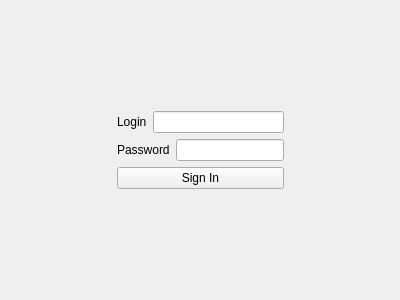
This is loginform.ui in Zasimovich5382/ETU-OOT-Sociometry as Qt 5 draws it before an edit. The edited form follows.
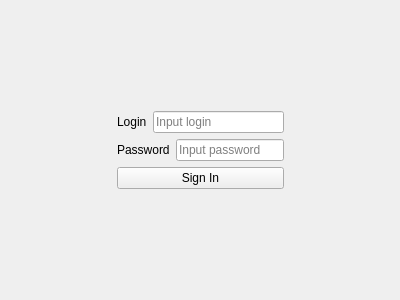
This is the edited form.

Commit message: #23 add simple loginform interaction

What changed in the file:
```diff
--- a/loginform.ui
+++ b/loginform.ui
@@ -50,7 +50,11 @@
       </widget>
      </item>
      <item>
-      <widget class="QLineEdit" name="login"/>
+      <widget class="QLineEdit" name="login">
+       <property name="placeholderText">
+        <string>Input login</string>
+       </property>
+      </widget>
      </item>
     </layout>
    </item>
@@ -64,7 +68,14 @@
       </widget>
      </item>
      <item>
-      <widget class="QLineEdit" name="password"/>
+      <widget class="QLineEdit" name="password">
+       <property name="echoMode">
+        <enum>QLineEdit::Password</enum>
+       </property>
+       <property name="placeholderText">
+        <string>Input password</string>
+       </property>
+      </widget>
      </item>
     </layout>
    </item>
```
The commit also changes 8 other files.
